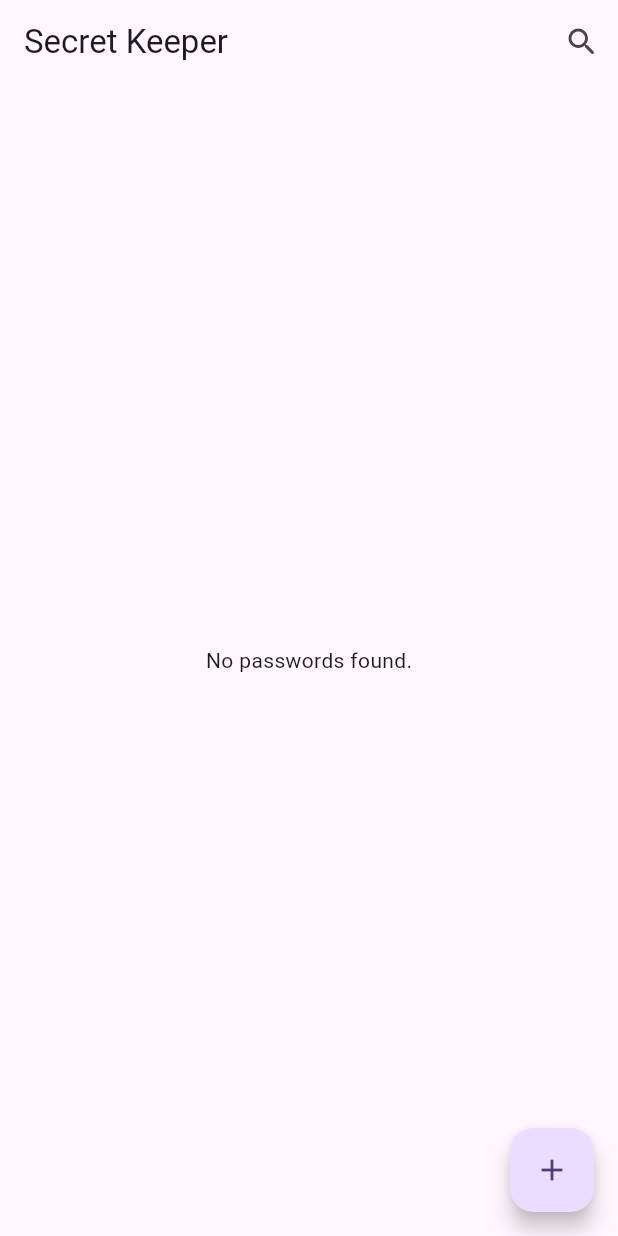
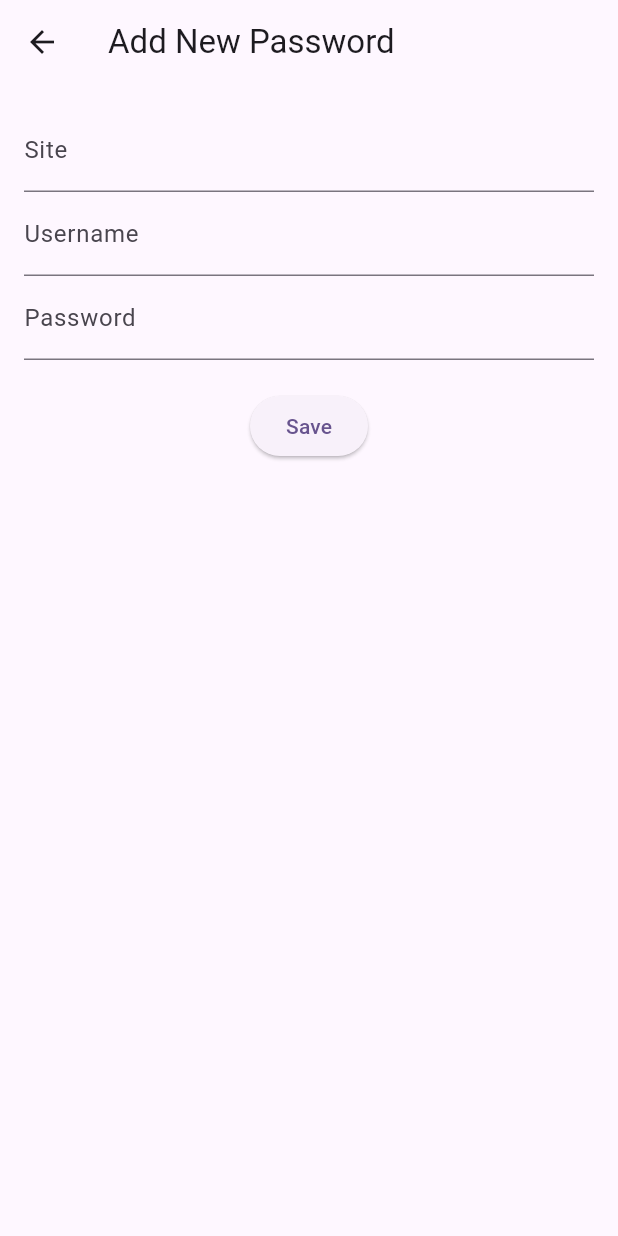
Before and after one commit to jk-tripathy/secret_keeper, a Flutter app: the screen it shows after launch, after a tap on the "add" icon, on a phone screen of 412 x 824 dp. Run offline on Flutter 3.47's test engine with Material 3 defaults, Android fonts, the phone set to English and light mode, and no system bars; our stand-ins replace sqflite; accounts and stored records are empty.

Commit message:
feat: add and search for a pwd

```diff
--- a/lib/main.dart
+++ b/lib/main.dart
@@ -9,20 +9,17 @@ void main() {
 }
 
 class Password {
-  final int id;
   final String site;
   final String username;
   final String password;
 
   Password({
-    required this.id,
     required this.site,
     required this.username,
     required this.password,
   });
 
   factory Password.fromMap(Map<String, dynamic> json) => Password(
-    id: json['id'],
     site: json['site'],
     username: json['username'],
     password: json['password'],
@@ -114,13 +111,28 @@ class _MyHomePageState extends State<MyHomePage> {
     passwordsFuture = DatabaseHelper().getPasswords();
   }
 
+  void _refreshPasswords() {
+    setState(() {
+      passwordsFuture = DatabaseHelper().getPasswords();
+    });
+  }
+
   @override
   Widget build(BuildContext context) {
     return Scaffold(
       appBar: AppBar(
         title: Text('Secret Keeper'),
         actions: [
-          IconButton(icon: Icon(Icons.search_rounded), onPressed: () {}),
+          IconButton(
+            icon: Icon(Icons.search_rounded),
+            onPressed: () async {
+              final list = await DatabaseHelper().getPasswords();
+              showSearch(
+                context: context,
+                delegate: PasswordSearchDelegate(passwords: list),
+              );
+            },
+          ),
         ],
       ),
       body: FutureBuilder<List<Password>>(
@@ -138,21 +150,193 @@ class _MyHomePageState extends State<MyHomePage> {
               itemCount: passwords.length,
               itemBuilder: (context, index) {
                 final passwordItem = passwords[index];
-                return ListTile(
-                  title: Text(passwordItem.site),
-                  subtitle: Text(passwordItem.password),
-                );
+                return Card(child: ListTile(title: Text(passwordItem.site)));
               },
             );
           }
         },
       ),
       floatingActionButton: FloatingActionButton(
-        onPressed: () {
+        onPressed: () async {
           // Add a new password
+          final result = await Navigator.push(
+            context,
+            MaterialPageRoute(builder: (context) => AddPasswordScreen()),
+          );
+          // If V
+          if (result == true) {
+            _refreshPasswords();
+          }
         },
         child: Icon(Icons.add),
       ),
     );
   }
 }
+
+class AddPasswordScreen extends StatefulWidget {
+  const AddPasswordScreen({super.key});
+
+  @override
+  State<AddPasswordScreen> createState() => _AddPasswordScreenState();
+}
+
+class _AddPasswordScreenState extends State<AddPasswordScreen> {
+  final _formKey = GlobalKey<FormState>();
+  final TextEditingController _siteController = TextEditingController();
+  final TextEditingController _usernameController = TextEditingController();
+  final TextEditingController _passwordController = TextEditingController();
+
+  void _saveEntry() async {
+    if (_formKey.currentState!.validate()) {
+      // Create a new Password instance without an id.
+      Password newPassword = Password(
+        site: _siteController.text,
+        username: _usernameController.text,
+        password: _passwordController.text,
+      );
+
+      await DatabaseHelper().insertPassword(newPassword);
+    }
+  }
+
+  @override
+  void dispose() {
+    _siteController.dispose();
+    _usernameController.dispose();
+    _passwordController.dispose();
+    super.dispose();
+  }
+
+  @override
+  Widget build(BuildContext context) {
+    return Scaffold(
+      appBar: AppBar(title: Text('Add New Password')),
+      body: Padding(
+        padding: EdgeInsets.all(16.0),
+        child: Form(
+          key: _formKey,
+          child: Column(
+            children: [
+              TextFormField(
+                controller: _siteController,
+                decoration: InputDecoration(labelText: 'Site'),
+                validator:
+                    (value) =>
+                        value == null || value.isEmpty
+                            ? 'Please enter the site'
+                            : null,
+              ),
+              TextFormField(
+                controller: _usernameController,
+                decoration: InputDecoration(labelText: 'Username'),
+                validator:
+                    (value) =>
+                        value == null || value.isEmpty
+                            ? 'Please enter the username'
+                            : null,
+              ),
+              TextFormField(
+                controller: _passwordController,
+                decoration: InputDecoration(labelText: 'Password'),
+                obscureText: true,
+                validator:
+                    (value) =>
+                        value == null || value.isEmpty
+                            ? 'Please enter the password'
+                            : null,
+              ),
+              SizedBox(height: 20),
+              ElevatedButton(
+                onPressed: () {
+                  _saveEntry();
+                  Navigator.pop(context, true);
+                },
+                child: Text('Save'),
+              ),
+            ],
+          ),
+        ),
+      ),
+    );
+  }
+}
+
+class PasswordSearchDelegate extends SearchDelegate<Password?> {
+  final List<Password> passwords;
+
+  PasswordSearchDelegate({required this.passwords});
+
+  // Actions for the app bar (clear the search query)
+  @override
+  List<Widget> buildActions(BuildContext context) {
+    return [
+      IconButton(
+        icon: Icon(Icons.clear),
+        onPressed: () {
+          query = '';
+          showSuggestions(context);
+        },
+      ),
+    ];
+  }
+
+  // Leading icon for the app bar (back arrow)
+  @override
+  Widget buildLeading(BuildContext context) {
+    return IconButton(
+      icon: Icon(Icons.arrow_back),
+      onPressed: () {
+        close(context, null);
+      },
+    );
+  }
+
+  // Show results based on the search query
+  @override
+  Widget buildResults(BuildContext context) {
+    final results =
+        passwords.where((password) {
+          return password.site.toLowerCase().contains(query.toLowerCase());
+        }).toList();
+
+    return ListView.builder(
+      itemCount: results.length,
+      itemBuilder: (context, index) {
+        final passwordItem = results[index];
+        return ListTile(
+          title: Text(passwordItem.site),
+          subtitle: Text(
+            'Username: ${passwordItem.username}\nPassword: ${passwordItem.password}',
+          ),
+          isThreeLine: true,
+        );
+      },
+    );
+  }
+
+  // Show suggestions while the user types
+  @override
+  Widget buildSuggestions(BuildContext context) {
+    final suggestions =
+        passwords.where((password) {
+          return password.site.toLowerCase().contains(query.toLowerCase()) ||
+              password.username.toLowerCase().contains(query.toLowerCase());
+        }).toList();
+
+    return ListView.builder(
+      itemCount: suggestions.length,
+      itemBuilder: (context, index) {
+        final passwordItem = suggestions[index];
+        return ListTile(
+          title: Text(passwordItem.site),
+          subtitle: Text('Username: ${passwordItem.username}'),
+          onTap: () {
+            query = passwordItem.site;
+            showResults(context);
+          },
+        );
+      },
+    );
+  }
+}
```
